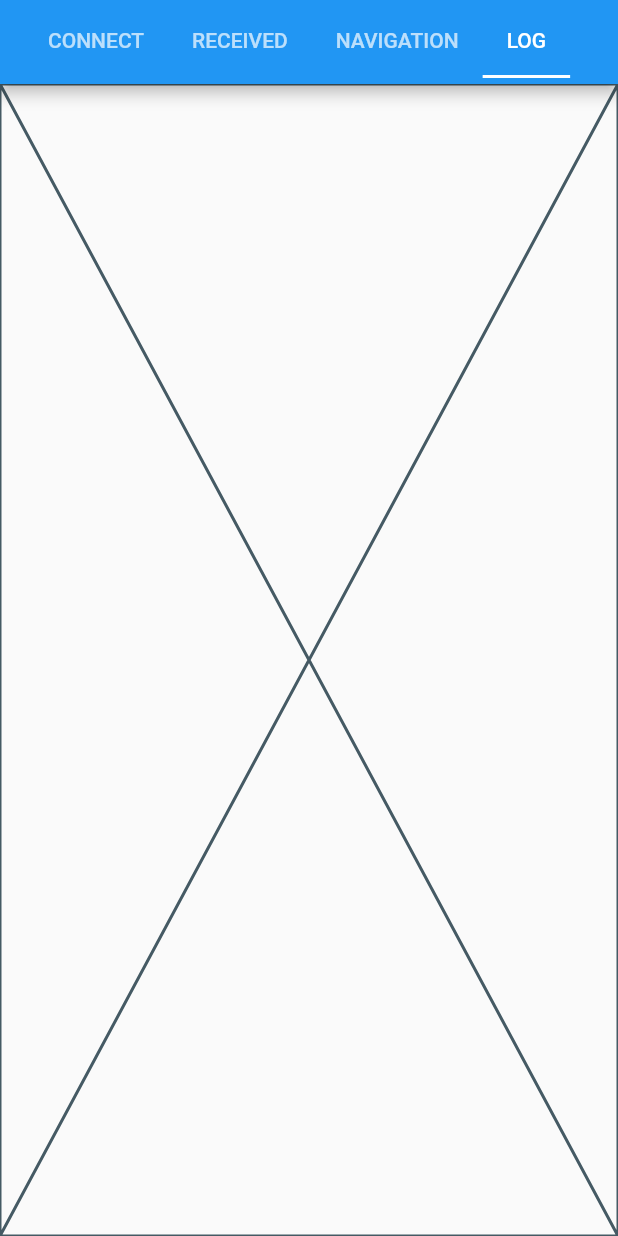
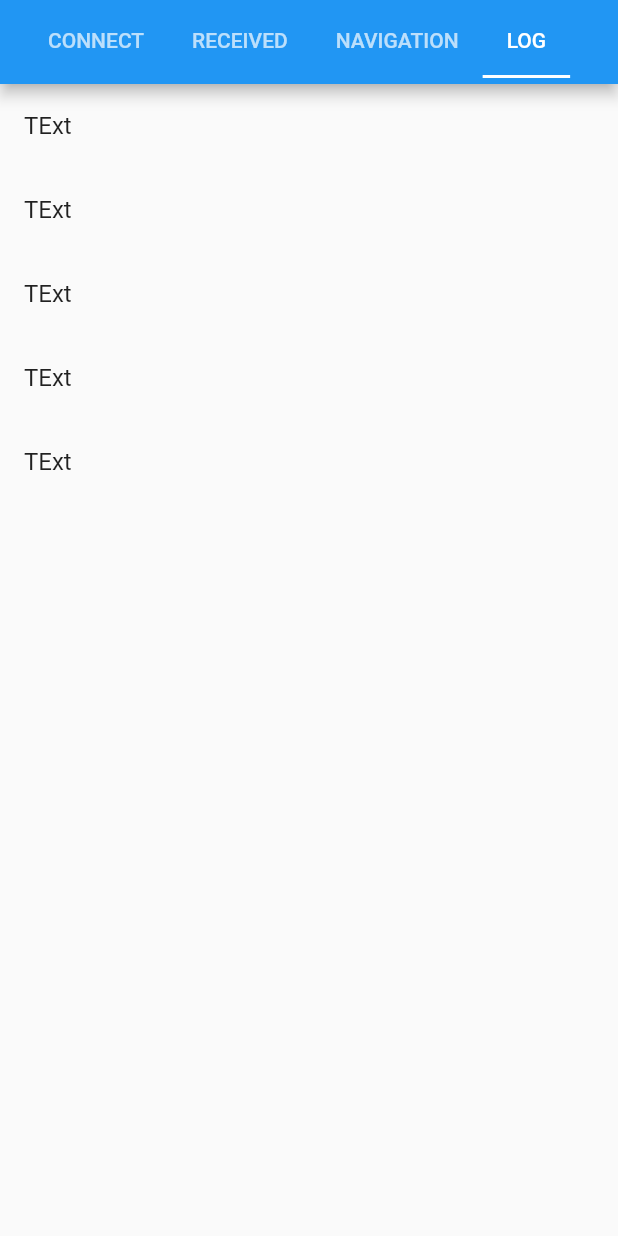
Before and after one commit to koso-app/flutter-kosometer-sample, a Flutter app: the screen it shows after launch, tab 4 chosen, on a phone screen of 412 x 824 dp. Run offline on Flutter 3.47's test engine with Material 2 defaults, Android fonts, the light colour scheme and no system bars; our stand-ins replace geolocator, permission_handler, shared_preferences; generated files the repository leaves out were written again.

Commit message:
Code refactored

```diff
--- a/lib/home.dart
+++ b/lib/home.dart
@@ -1,4 +1,5 @@
 import 'package:flutter/material.dart';
+import 'package:kosometer/screen/page-log.dart';
 
 import 'screen/page-connect.dart';
 import 'screen/page-navigation.dart';
@@ -29,7 +30,7 @@ class HomeScreen extends StatelessWidget {
             PageConnect(),
             PageReceived(),
             PageNavigation(),
-            Placeholder()
+            PageLog()
           ],
         ),
       ),
--- a/lib/main.dart
+++ b/lib/main.dart
@@ -2,8 +2,8 @@ import 'package:flutter/material.dart';
 import 'package:flutter_localizations/flutter_localizations.dart';
 import 'package:flutter_gen/gen_l10n/app_localizations.dart';
 import 'home.dart';
-import 'screen/screen_permission.dart';
-import 'utils/permission_util.dart';
+import 'screen/screen-permission.dart';
+import 'utils/permission-util.dart';
 
 void main() {
   runApp(const MyApp());
--- a/lib/manager/connect_manager.dart
+++ b/lib/manager/connect-manager.dart
@@ -2,8 +2,8 @@ import 'dart:async';
 
 import 'package:geolocator/geolocator.dart';
 
-import '/channel/flutter_talkie.dart';
-import '/utils/shared_preference.dart';
+import '/channel/flutter-talkie.dart';
+import '/utils/shared-preference.dart';
 
 enum ConnectState { Disconnected, Discovering, Connected, Connecting }
 
--- a/lib/rx5/incoming_info1.dart
+++ b/lib/rx5/incoming-info1.dart
@@ -1,4 +1,4 @@
-import '/rx5/base_incoming.dart';
+import '/rx5/base-incoming.dart';
 
 class IncomingInfo1 extends BaseIncoming {
   final int speed;
--- a/lib/rx5/incoming_info2.dart
+++ b/lib/rx5/incoming-info2.dart
@@ -1,4 +1,4 @@
-import 'base_incoming.dart';
+import 'base-incoming.dart';
 
 class IncomingInfo2 extends BaseIncoming {
   final int odo;
--- a/lib/rx5/naviinfo.dart
+++ b/lib/rx5/naviinfo.dart
@@ -1,5 +1,5 @@
-import '/rx5/base_incoming.dart';
-import 'base_outgoing.dart';
+import '/rx5/base-incoming.dart';
+import 'base-outgoing.dart';
 
 class NaviInfo extends BaseOutgoing {
   int navimode = 0;
--- a/lib/screen/page-connect.dart
+++ b/lib/screen/page-connect.dart
@@ -2,10 +2,10 @@ import 'dart:async';
 
 import 'package:flutter/material.dart';
 import 'package:flutter_gen/gen_l10n/app_localizations.dart';
-import '/utils/shared_preference.dart';
+import '/utils/shared-preference.dart';
 
-import '../channel/flutter_talkie.dart';
-import '../manager/connect_manager.dart';
+import '../channel/flutter-talkie.dart';
+import '../manager/connect-manager.dart';
 
 class PageConnect extends StatefulWidget {
   const PageConnect({Key? key}) : super(key: key);
--- /dev/null
+++ b/lib/screen/page-log.dart
@@ -0,0 +1,20 @@
+import 'package:flutter/material.dart';
+
+class PageLog extends StatefulWidget {
+  const PageLog({Key? key}) : super(key: key);
+
+  @override
+  State<PageLog> createState() => _PageLogState();
+}
+
+class _PageLogState extends State<PageLog> {
+  @override
+  Widget build(BuildContext context) {
+    return ListView.builder(
+      itemCount: 5,
+      itemBuilder: (BuildContext context, int index) {
+        return ListTile(title: Text("TExt"),);
+      },
+    );
+  }
+}
--- a/lib/screen/page-navigation.dart
+++ b/lib/screen/page-navigation.dart
@@ -1,5 +1,5 @@
 import 'package:flutter/material.dart';
-import 'package:kosometer/channel/flutter_talkie.dart';
+import 'package:kosometer/channel/flutter-talkie.dart';
 import 'package:kosometer/rx5/naviinfo.dart';
 
 class PageNavigation extends StatefulWidget {
--- a/lib/screen/screen_permission.dart
+++ b/lib/screen/screen-permission.dart
@@ -4,7 +4,7 @@ import 'package:permission_handler/permission_handler.dart';
 import 'package:flutter_gen/gen_l10n/app_localizations.dart';
 import 'dart:io' show Platform;
 
-import '/utils/permission_util.dart';
+import '/utils/permission-util.dart';
 
 class PermissionScreen extends StatelessWidget {
   VoidCallback callback;
```
Also changed, not shown: lib/channel/flutter-talkie.dart (renamed from lib/channel/flutter_talkie.dart, +4 -4 lines), lib/screen/page-received.dart (+4 -4 lines), lib/manager/log-manager.dart (added), lib/rx5/base-incoming.dart (renamed from lib/rx5/base_incoming.dart), lib/rx5/base-outgoing.dart (renamed from lib/rx5/base_outgoing.dart), lib/utils/permission-util.dart (renamed from lib/utils/permission_util.dart), lib/utils/shared-preference.dart (renamed from lib/utils/shared_preference.dart).
